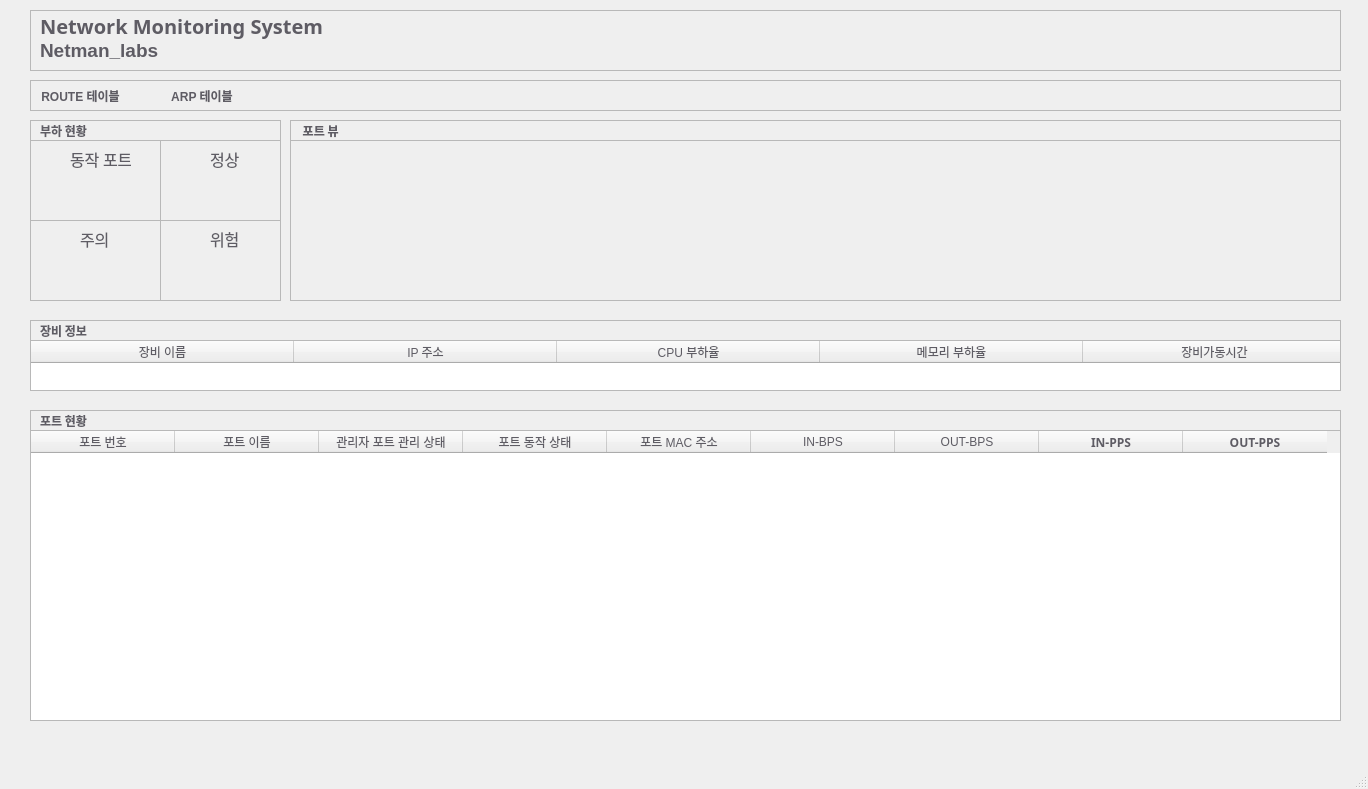
Old version of the form mainwindow.ui in the repository gunwoopyo/network.
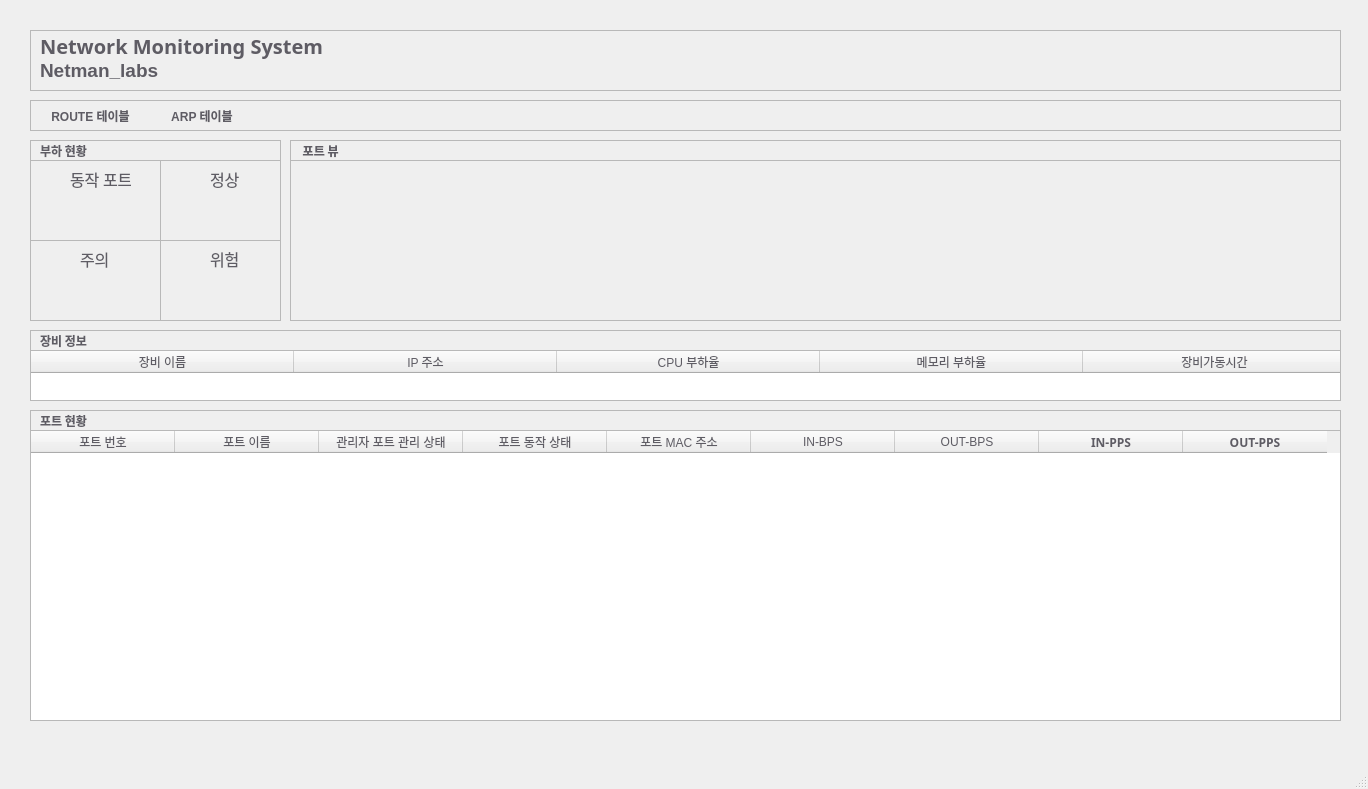
New version of the form.

Diff of the .ui file:
```diff
--- a/mainwindow.ui
+++ b/mainwindow.ui
@@ -216,7 +216,7 @@
     <property name="geometry">
      <rect>
       <x>290</x>
-      <y>120</y>
+      <y>140</y>
       <width>1051</width>
       <height>181</height>
      </rect>
@@ -1603,7 +1603,7 @@
     <property name="geometry">
      <rect>
       <x>30</x>
-      <y>120</y>
+      <y>140</y>
       <width>251</width>
       <height>181</height>
      </rect>
@@ -1886,7 +1886,7 @@
     <property name="geometry">
      <rect>
       <x>30</x>
-      <y>10</y>
+      <y>30</y>
       <width>1311</width>
       <height>61</height>
      </rect>
@@ -1949,7 +1949,7 @@
     <property name="geometry">
      <rect>
       <x>30</x>
-      <y>80</y>
+      <y>100</y>
       <width>1311</width>
       <height>31</height>
      </rect>
@@ -1993,7 +1993,7 @@
     <widget class="QPushButton" name="routeTable">
      <property name="geometry">
       <rect>
-       <x>0</x>
+       <x>10</x>
        <y>0</y>
        <width>101</width>
        <height>31</height>
@@ -2019,7 +2019,7 @@
     <property name="geometry">
      <rect>
       <x>30</x>
-      <y>320</y>
+      <y>330</y>
       <width>1311</width>
       <height>71</height>
      </rect>
```
Left out of the diff: 4 changed lines with no effect on the pictures.
